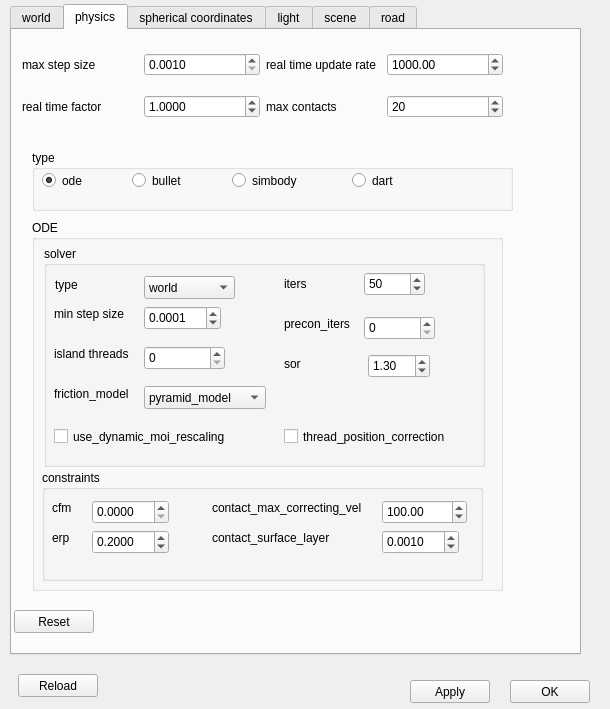
Above: robot_descriptor/forms/world_properties.ui from maidenone/RobotDescriptor before the change. Below: the same form after it.
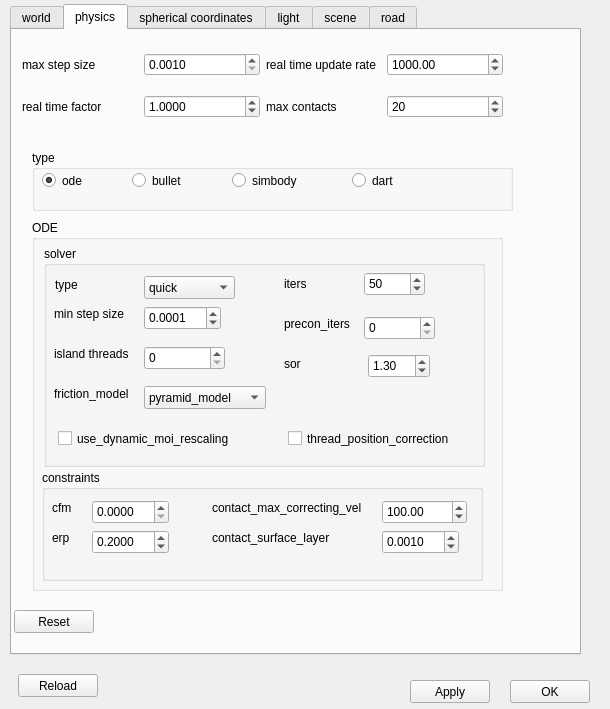
That is the form after the change.

```diff
--- a/robot_descriptor/forms/world_properties.ui
+++ b/robot_descriptor/forms/world_properties.ui
@@ -808,41 +808,6 @@
         <property name="title">
          <string>solver</string>
         </property>
-        <widget class="QCheckBox" name="Thread_positon_correction_checkb">
-         <property name="geometry">
-          <rect>
-           <x>240</x>
-           <y>180</y>
-           <width>184</width>
-           <height>21</height>
-          </rect>
-         </property>
-         <property name="toolTip">
-          <string>Flag to use threading to speed up position correction computation</string>
-         </property>
-         <property name="text">
-          <string>thread_position_correction</string>
-         </property>
-        </widget>
-        <widget class="QCheckBox" name="dynamic_moi_rescaling_checkb">
-         <property name="geometry">
-          <rect>
-           <x>10</x>
-           <y>180</y>
-           <width>201</width>
-           <height>21</height>
-          </rect>
-         </property>
-         <property name="toolTip">
-          <string>Flag to enable dynamic rescaling of moment of inertia in constrained directions</string>
-         </property>
-         <property name="text">
-          <string>use_dynamic_moi_rescaling</string>
-         </property>
-         <property name="checkable">
-          <bool>true</bool>
-         </property>
-        </widget>
         <widget class="QLabel" name="ode_solver_type_label">
          <property name="geometry">
           <rect>
@@ -933,11 +898,6 @@
            <height>23</height>
           </rect>
          </property>
-         <item>
-          <property name="text">
-           <string>world</string>
-          </property>
-         </item>
          <item>
           <property name="text">
            <string>quick</string>
@@ -1047,6 +1007,38 @@
           </rect>
          </property>
         </widget>
+        <widget class="QCheckBox" name="thread_position_correction_checkb">
+         <property name="geometry">
+          <rect>
+           <x>244</x>
+           <y>182</y>
+           <width>184</width>
+           <height>21</height>
+          </rect>
+         </property>
+         <property name="toolTip">
+          <string>Flag to use threading to speed up position correction computation</string>
+         </property>
+         <property name="text">
+          <string>thread_position_correction</string>
+         </property>
+        </widget>
+        <widget class="QCheckBox" name="dynamic_moi_rescaling_checkb">
+         <property name="geometry">
+          <rect>
+           <x>14</x>
+           <y>182</y>
+           <width>192</width>
+           <height>21</height>
+          </rect>
+         </property>
+         <property name="toolTip">
+          <string>Flag to enable dynamic rescaling of moment of inertia in constrained directions.</string>
+         </property>
+         <property name="text">
+          <string>use_dynamic_moi_rescaling</string>
+         </property>
+        </widget>
        </widget>
        <widget class="QGroupBox" name="constraints_groupbox">
         <property name="geometry">
```
Left out of the diff: 5 changed lines with no effect on the pictures.
